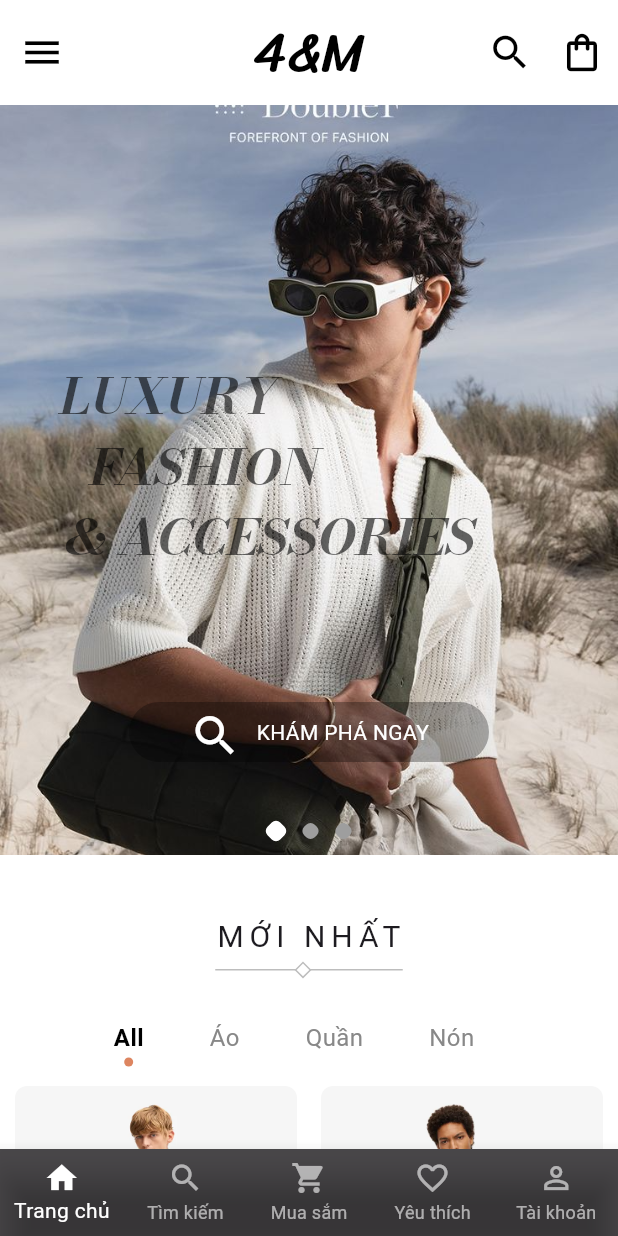
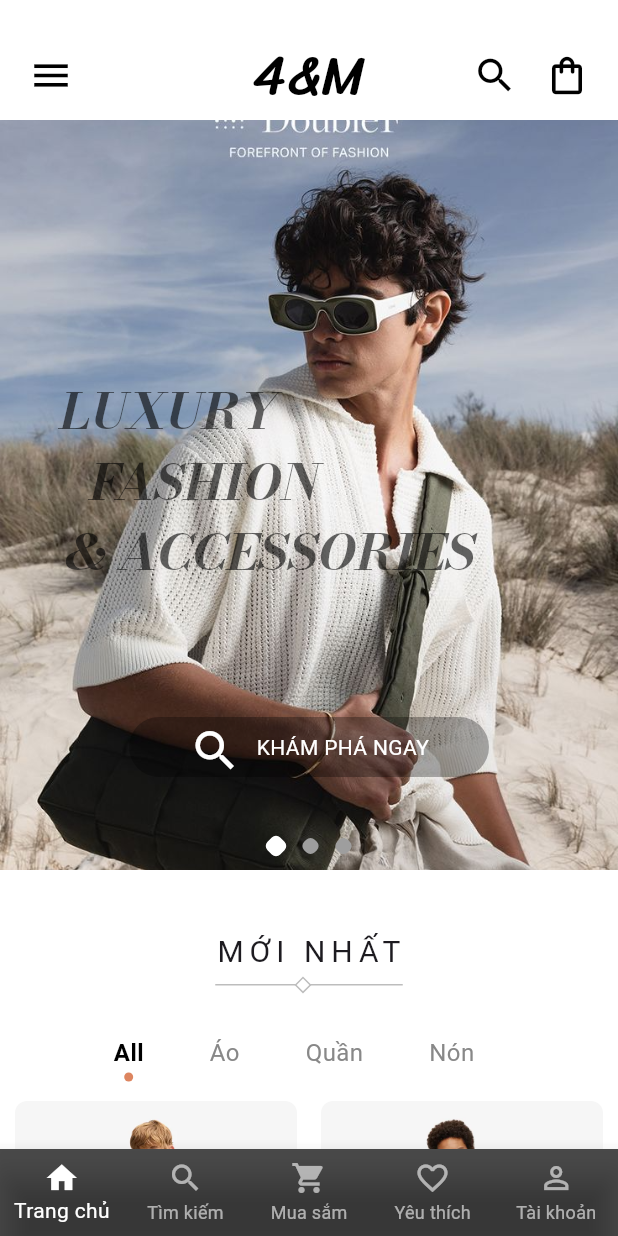
Before and after one commit to nguyenduythang139/the4m_app, a Flutter app: the HomeScreen screen opened directly, on a phone screen of 412 x 824 dp. Run offline on Flutter 3.47's test engine with Material 3 defaults, Android fonts, the phone set to English and light mode, and no system bars; our stand-ins replace image_picker, video_player.

Commit message:
cap nhat lai nhanh develop

```diff
--- a/lib/screens/cart_screen.dart
+++ b/lib/screens/cart_screen.dart
@@ -68,7 +68,9 @@ class _CartScreenState extends State<CartScreen> {
                   Align(
                     alignment: Alignment.centerRight,
                     child: IconButton(
-                      onPressed: () {},
+                      onPressed: () {
+                        Navigator.pop(context);
+                      },
                       icon: Icon(Icons.close_outlined),
                     ),
                   ),
--- a/lib/screens/home_screen.dart
+++ b/lib/screens/home_screen.dart
@@ -7,6 +7,7 @@ import 'package:the4m_app/widgets/devider.dart';
 import 'package:the4m_app/widgets/similar_product.dart';
 import 'package:video_player/video_player.dart';
 import 'package:the4m_app/widgets/bottom_navigation.dart';
+import 'package:the4m_app/widgets/header.dart';
 
 //models
 import 'package:the4m_app/models/product.dart';
@@ -56,43 +57,12 @@ class _HomeScreenState extends State<HomeScreen> {
   @override
   Widget build(BuildContext context) {
     return Scaffold(
-      appBar: AppBar(
       backgroundColor: Colors.white,
-        elevation: 0,
-        toolbarHeight: 70,
-        leading: IconButton(
-          onPressed: () {},
-          icon: Icon(Icons.menu),
-          iconSize: 30,
-          color: Colors.black,
-        ),
-        title: Text(
-          '4&M',
-          style: TextStyle(
-            fontFamily: 'Sriracha',
-            fontSize: 36,
-            color: Colors.black,
-          ),
-        ),
-        centerTitle: true, // Canh giữa
-        actions: [
-          IconButton(
-            onPressed: () {},
-            icon: Icon(Icons.search),
-            iconSize: 30,
-            color: Colors.black,
-          ),
-          IconButton(
-            onPressed: () {},
-            icon: Icon(Icons.shopping_bag_outlined),
-            iconSize: 30,
-            color: Colors.black,
-          ),
-        ],
-      ),
       body: SafeArea(
-        child: Container(
-          color: Colors.white,
+        child: Column(
+          children: [
+            Header(),
+            Expanded(
               child: SingleChildScrollView(
                 child: Column(
                   children: [
@@ -472,7 +442,10 @@ class _HomeScreenState extends State<HomeScreen> {
                             children: [
                               Text(
                                 'THEO DÕI',
-                            style: TextStyle(fontSize: 20, letterSpacing: 4.0),
+                                style: TextStyle(
+                                  fontSize: 20,
+                                  letterSpacing: 4.0,
+                                ),
                               ),
                               SizedBox(height: 10),
                               GestureDetector(
@@ -518,6 +491,8 @@ class _HomeScreenState extends State<HomeScreen> {
                 ),
               ),
             ),
+          ],
+        ),
       ),
       bottomNavigationBar: BottomNavBar(
         currentIndex: selectedIndex,
--- a/lib/widgets/header.dart
+++ b/lib/widgets/header.dart
@@ -1,4 +1,5 @@
 import 'package:flutter/material.dart';
+import 'package:the4m_app/screens/cart_screen.dart';
 
 class Header extends StatefulWidget implements PreferredSizeWidget {
   const Header({super.key});
@@ -60,7 +61,10 @@ class _HeaderState extends State<Header> {
                 ),
                 IconButton(
                   onPressed: () {
-                    // TODO: Thêm chức năng giỏ hàng
+                    Navigator.push(
+                      context,
+                      MaterialPageRoute(builder: (context) => CartScreen()),
+                    );
                   },
                   icon: const Icon(Icons.shopping_bag_outlined),
                   iconSize: 30,
```
Lines whose indentation alone changed are shown as unchanged.
